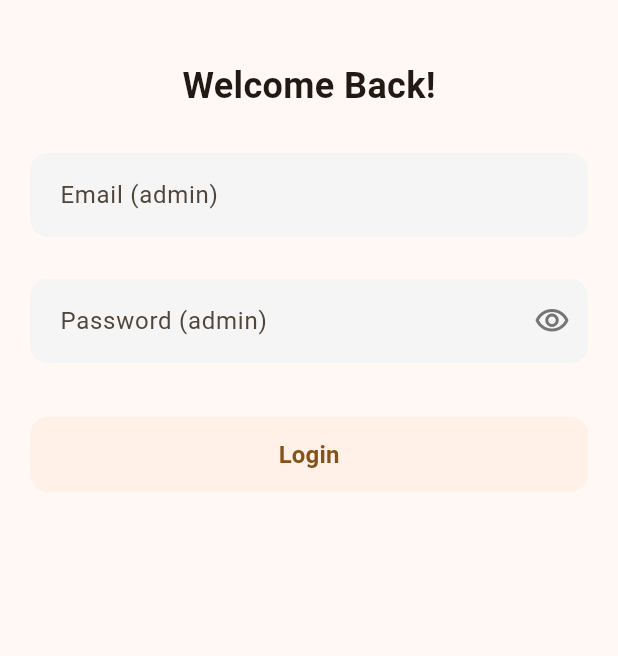
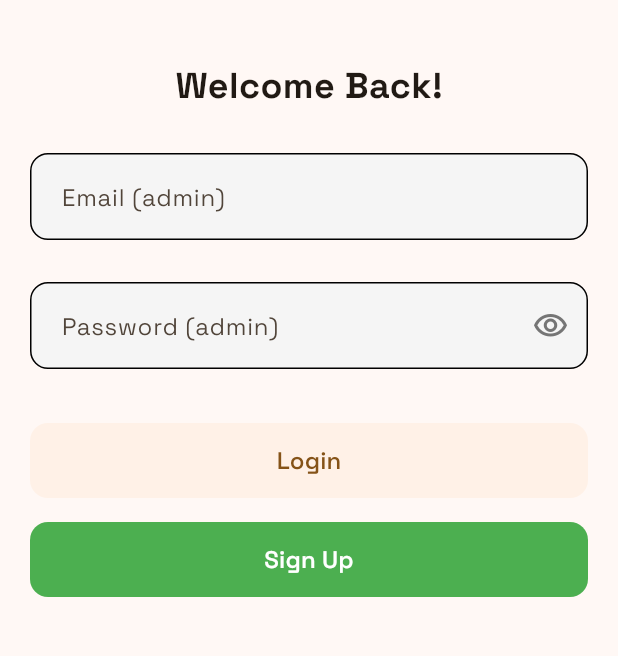
Before and after one commit to Dukeazeta/quickbite2.0, a Flutter app: the screen it shows after launch, on a phone screen of 412 x 824 dp, the part 450-1106 px from its top. Run offline on Flutter 3.47's test engine with Material 3 defaults, Android fonts, the light colour scheme and no system bars; our stand-ins replace equatable, flutter_bloc.

Commit message:
Added new fonts

```diff
--- a/quickbite2_0/lib/core/theme/app_theme.dart
+++ b/quickbite2_0/lib/core/theme/app_theme.dart
@@ -18,11 +18,13 @@ class AppTheme {
     fontSize: 24,
     fontWeight: FontWeight.bold,
     color: textColor,
+    fontFamily: 'SpaceGrotesk',
   );
 
   static const TextStyle bodyLarge = TextStyle(
     fontSize: 16,
     color: textColor,
+    fontFamily: 'SpaceGrotesk',
   );
 
   // Spacing
--- a/quickbite2_0/lib/features/auth/presentation/screens/login_screen.dart
+++ b/quickbite2_0/lib/features/auth/presentation/screens/login_screen.dart
@@ -74,11 +74,21 @@ class LoginView extends StatelessWidget {
                       ),
                     ),
                     const SizedBox(height: 20),
-                    const _EmailInput(),
-                    const SizedBox(height: 12),
-                    const _PasswordInput(),
-                    const SizedBox(height: 20),
-                    const _LoginButton(),
+                    Column(
+                      children: [
+                        const _EmailInput(),
+                        const SizedBox(height: 12),
+                        const _PasswordInput(),
+                        const SizedBox(height: 20),
+                        const _LoginButton(),
+                        CustomButton(
+                          text: 'Sign Up',
+                          onPressed: () {},
+                          backgroundColor: Colors.green,
+                          textColor: Colors.white,
+                        ),
+                      ],
+                    ),
                   ],
                 ),
               ),
--- a/quickbite2_0/lib/features/common/widgets/custom_text_field.dart
+++ b/quickbite2_0/lib/features/common/widgets/custom_text_field.dart
@@ -25,6 +25,7 @@ class CustomTextField extends StatelessWidget {
       decoration: BoxDecoration(
         color: Colors.grey[100],
         borderRadius: BorderRadius.circular(12),
+        border: Border.all(color: Colors.black),
       ),
       child: TextFormField(
         controller: controller,
--- a/quickbite2_0/lib/main.dart
+++ b/quickbite2_0/lib/main.dart
@@ -23,6 +23,7 @@ class QuickBiteApp extends StatelessWidget {
         theme: ThemeData(
           // Using Material 3 for modern, minimal design
           useMaterial3: true,
+          fontFamily: 'SpaceGrotesk',
           colorScheme: ColorScheme.fromSeed(
             seedColor: Colors.orange,
             brightness: Brightness.light,
```
Also changed, not shown: quickbite2_0/pubspec.yaml (+17 -17 lines).
